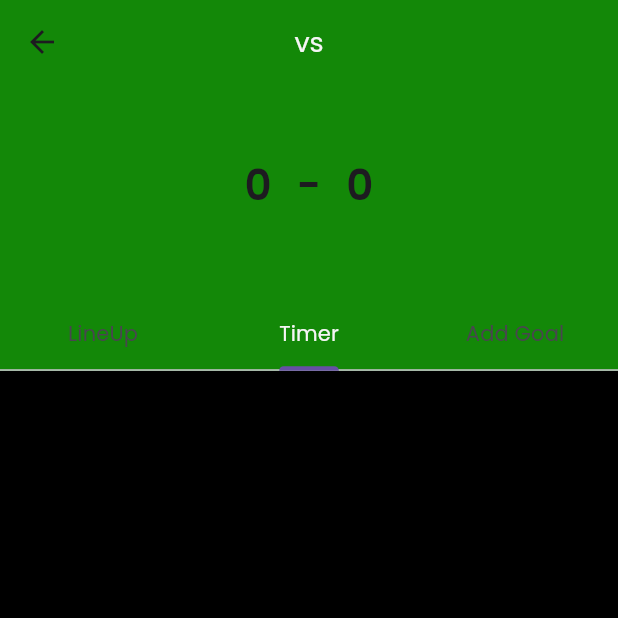
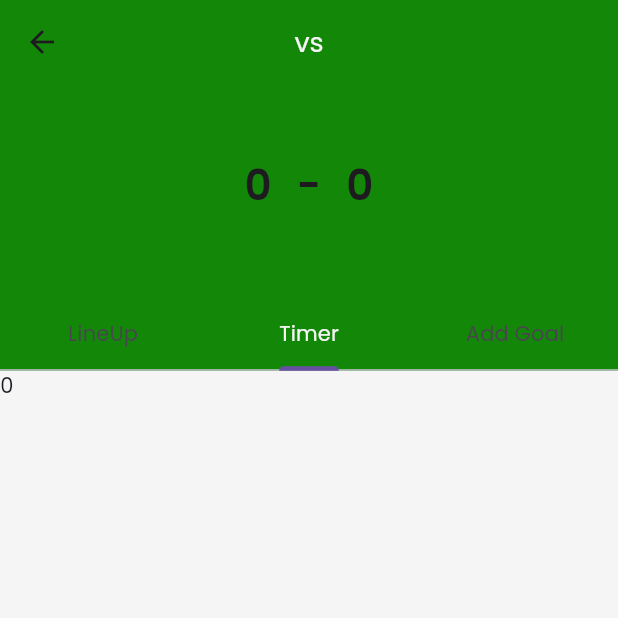
Before and after one commit to ashishsapkota1/Football-Host, a Flutter app: the StartMatch screen opened directly with empty values, tab 2 chosen, on a phone screen of 412 x 824 dp, the top half of it. Run offline on Flutter 3.47's test engine with Material 3 defaults, Android fonts, the phone set to English and light mode, and no system bars; our stand-ins replace another_flushbar, audioplayers, flutter_slidable, fluttertoast, sqflite; accounts and stored records are empty.

```diff
--- a/lib/resources/components/add_player_form.dart
+++ b/lib/resources/components/add_player_form.dart
@@ -102,7 +102,7 @@ _displayTextField(BuildContext context) {
                           position.isNotEmpty) {
                         playerProvider.addPlayer(teamId!, playerName, position, int.tryParse(jerseyNo)!);
                         Navigator.pop(context);
-                        await Utils.toastMessage("Player added successfully");
+                        await Utils.toastMessage("Player added successfully", AppColor.backGroundColor);
 
                         playerNameController.clear();
                         playerJerseyNo.clear();
--- a/lib/resources/components/floating_button.dart
+++ b/lib/resources/components/floating_button.dart
@@ -57,7 +57,7 @@ _displayTextField(BuildContext context, TextEditingController controller) {
                 if(teamName.isNotEmpty){
                   teamProvider.addTeam(tournamentId!, teamName);
                   Navigator.pop(context);
-                  await Utils.toastMessage('teams added');
+                  await Utils.toastMessage('teams added', Colors.red);
 
                   controller.clear();
                 }
--- a/lib/resources/utils/utils.dart
+++ b/lib/resources/utils/utils.dart
@@ -6,9 +6,9 @@ import 'package:fluttertoast/fluttertoast.dart';
 import 'package:football_host/resources/app_colors.dart';
 
 class Utils{
-  static toastMessage(String msg){
+  static toastMessage(String msg, Color? color){
     Fluttertoast.showToast(msg: msg,
-    backgroundColor: AppColor.appBarColor,
+    backgroundColor: color ?? AppColor.appBarColor,
     textColor: AppColor.backGroundColor
     );
   }
--- a/lib/view/match-view/start_match.dart
+++ b/lib/view/match-view/start_match.dart
@@ -5,6 +5,9 @@ import 'package:football_host/resources/utils/spacing.dart';
 import 'package:football_host/view/match-view/add_goal.dart';
 import 'package:football_host/view/match-view/lineup.dart';
 import 'package:football_host/view/match-view/timer.dart';
+
+import 'package:football_host/view_model/tournamentName_view_model.dart';
+import 'package:provider/provider.dart';
 import '../../data/model/match/match_model.dart';
 import '../../resources/utils/text_styles.dart';
 
@@ -21,8 +24,13 @@ class _StartMatchState extends State<StartMatch> with TickerProviderStateMixin {
   late List<Widget> tabs;
 
 
+
+
   @override
   Widget build(BuildContext context) {
+
+    final tournamentNameViewModel = Provider.of<TournamentNameViewModel>(context);
+    int? matchId = tournamentNameViewModel.selectedMatchId;
     List<Widget> tabs = [
       LineUp(
           team1Id: widget.matches.team1Id,
--- a/lib/view/match-view/timer.dart
+++ b/lib/view/match-view/timer.dart
@@ -1,4 +1,8 @@
+import 'dart:async';
+
 import 'package:flutter/material.dart';
+import 'package:football_host/view_model/matchViewModel/match_view_model.dart';
+import 'package:provider/provider.dart';
 
 class MatchTimer extends StatefulWidget {
   const MatchTimer({super.key});
@@ -8,12 +12,22 @@ class MatchTimer extends StatefulWidget {
 }
 
 class _MatchTimerState extends State<MatchTimer> {
+
+
+  int _remainingTimeInSec = 0;
+
+
+
+
+  @override
+  void initState() {
+    super.initState();
+  }
+
   @override
   Widget build(BuildContext context) {
-    return Container(
-      height: 200,
-      width: 200,
-      color: Colors.black,
-    );
+    final matchViewModel = Provider.of<MatchViewModel>(context, listen: false);
+    int matchTime = matchViewModel.matchTime;
+    return Text(matchTime.toString());
   }
 }
--- a/lib/view/new_tournament.dart
+++ b/lib/view/new_tournament.dart
@@ -48,7 +48,7 @@ class _AddTournamentState extends State<AddTournament> {
               if(tournamentName.isNotEmpty){
                 Navigator.pop(context);
                 await tournamentViewModel.addTournament(tournamentName, '');
-                await Utils.toastMessage('Tournament added');
+                await Utils.toastMessage('Tournament added', AppColor.backGroundColor);
               }
 
 
--- a/lib/view_model/matchViewModel/match_view_model.dart
+++ b/lib/view_model/matchViewModel/match_view_model.dart
@@ -7,6 +7,9 @@ import '../../data/database_Helper/database_helper.dart';
 class MatchViewModel extends ChangeNotifier {
   late List<Matches> _matches = [];
   List<Matches> get matches => _matches;
+
+   late int _matchTime = 0 ;
+  int get matchTime => _matchTime;
 
  Future<void> addMatches(int tournamentId, Matches matches) async{
    final int? matchId = await DbHelper.instance.insertMatches(tournamentId, matches);
@@ -21,6 +24,7 @@ class MatchViewModel extends ChangeNotifier {
 
   Future<void> addMatchTime(int matchId, int matchTime) async{
     await DbHelper.instance.insertMatchTime(matchId, matchTime);
+    _matchTime = matchTime;
       notifyListeners();
 
   }
--- a/pubspec.yaml
+++ b/pubspec.yaml
@@ -46,6 +46,7 @@ dependencies:
   another_flushbar: ^1.12.30
   flutter_slidable: ^3.0.1
   audioplayers:
+  timer_count_down: ^2.2.2
 
 dev_dependencies:
   hive_generator: ^2.0.1
```
Also changed, not shown: lib/data/database_Helper/database_helper.dart (+14 -0 lines), lib/view/match-view/lineup.dart (+17 -1 lines), pubspec.lock.
